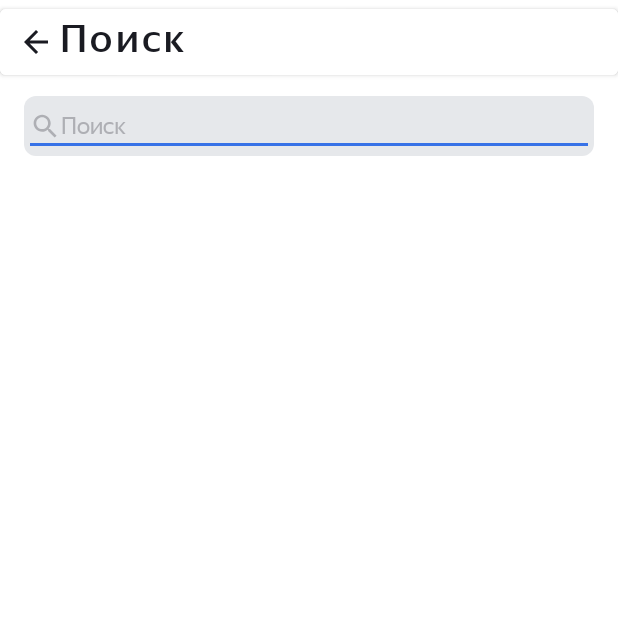
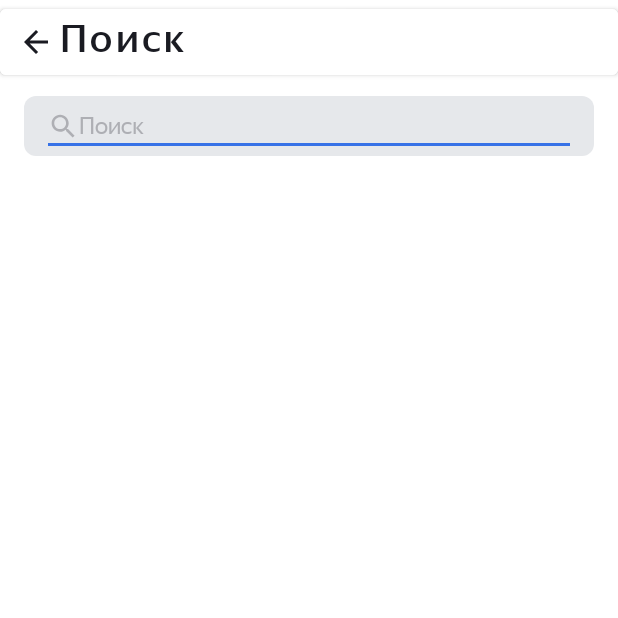
Before and after one commit to DariaKasackaja/PlaylistMaker, an Android app: the SearchActivity screen opened directly, with no data from a screen before it, on a phone screen of 412 x 824 dp, the top half of it. Run offline under Robolectric (Android 15) with nearby library versions, the phone set to English and light mode, and no system bars.

Commit message:
Поправлена иконка кнопки на экране Поиск. Спринт 9. Домашнее задание 4.

```diff
--- /dev/null
+++ b/app/src/main/res/drawable/clear.xml
@@ -0,0 +1,9 @@
+<vector xmlns:android="http://schemas.android.com/apk/res/android"
+    android:width="16dp"
+    android:height="16dp"
+    android:viewportWidth="16"
+    android:viewportHeight="16">
+  <path
+      android:pathData="M14,3.209L12.791,2L8,6.791L3.209,2L2,3.209L6.791,8L2,12.791L3.209,14L8,9.209L12.791,14L14,12.791L9.209,8L14,3.209Z"
+      android:fillColor="#AEAFB4"/>
+</vector>
--- a/app/src/main/res/layout/activity_search.xml
+++ b/app/src/main/res/layout/activity_search.xml
@@ -17,7 +17,9 @@
         android:layout_marginTop="8dp"
         android:layout_marginStart="16dp"
         android:layout_marginEnd="16dp"
-        android:orientation="horizontal">
+        android:orientation="horizontal"
+        android:paddingStart="12dp"
+        android:paddingEnd="12dp">
 
         <EditText style="@style/EditTextPlaylistStyle"
             android:layout_width="0dp"
@@ -26,15 +28,17 @@
             android:textCursorDrawable="@drawable/color_cursor"
             android:id="@+id/searchEditText"
             android:inputType="text"
-            android:hint="@string/search_name" />
+            android:hint="@string/search_name"/>
 
-        <ImageView
+        <ImageView style="@style/UseColorTextStyle"
             android:id="@+id/clearIcon"
+            android:contentDescription="@null"
             android:layout_width="wrap_content"
             android:layout_height="wrap_content"
             android:layout_gravity="center"
-            android:src="@android:drawable/ic_menu_close_clear_cancel"
-            android:visibility="gone" />
+            android:src="@drawable/clear"
+            android:gravity="center_vertical"
+            android:visibility="gone"/>
 
     </LinearLayout>
 </LinearLayout>
--- a/app/src/main/res/values-night/styles.xml
+++ b/app/src/main/res/values-night/styles.xml
@@ -63,4 +63,8 @@
     <style name="BackgroundRectangleStyle">
         <item name="android:background">@drawable/rectangle_edit_night</item>
     </style>
+
+    <style name="UseColorTextStyle">
+        <item name="tint">@color/yp_black</item>
+    </style>
 </resources>
--- a/app/src/main/res/values/styles.xml
+++ b/app/src/main/res/values/styles.xml
@@ -64,4 +64,7 @@
         <item name="android:background">@drawable/rectangle_edit</item>
     </style>
 
+    <style name="UseColorTextStyle">
+        <item name="tint">@color/yp_gray</item>
+    </style>
 </resources>
```
